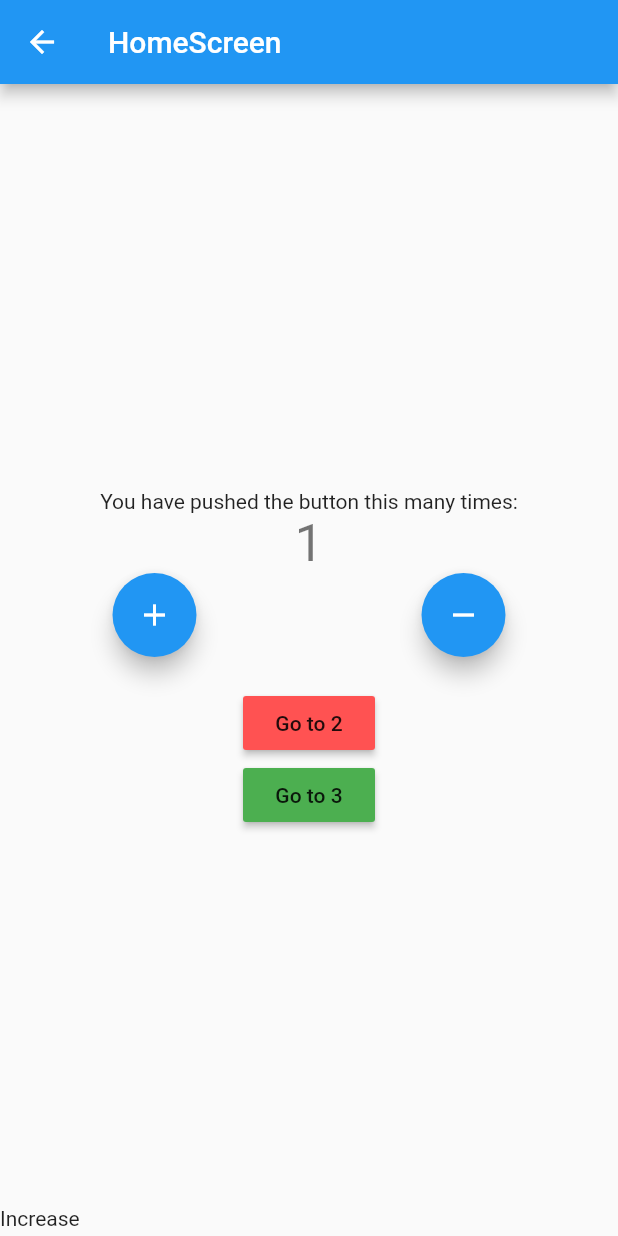
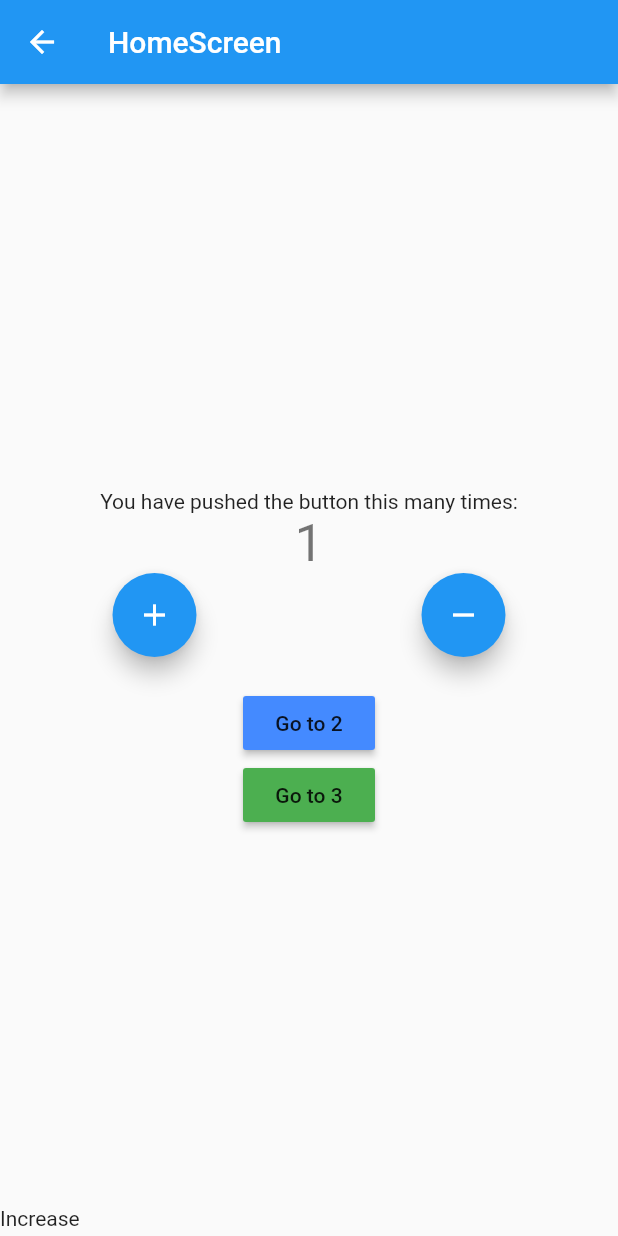
Before and after one commit to phongtran11/Learn-flutter, a Flutter app: the screen it shows after launch, after a tap on the "add" icon, on a phone screen of 412 x 824 dp. Run offline on Flutter 3.47's test engine with Material 2 defaults, Android fonts, the phone set to English and light mode, and no system bars; our stand-ins replace bloc, equatable, flutter_bloc.

Commit message:
mange cubit flow route

```diff
--- a/lib/main.dart
+++ b/lib/main.dart
@@ -4,47 +4,23 @@ import 'package:flutter_app/persentation/screens/second_screen.dart';
 import 'package:flutter_app/persentation/screens/third_screen.dart';
 import 'package:flutter_bloc/flutter_bloc.dart';
 
+import 'persentation/router/app_router.dart';
 import 'persentation/screens/home_screen.dart';
 
 void main() {
-  runApp(const MyApp());
+  runApp(MyApp());
 }
 
-class MyApp extends StatefulWidget {
-  const MyApp({Key? key}) : super(key: key);
-
-  @override
-  State<MyApp> createState() => _MyAppState();
-}
-
-class _MyAppState extends State<MyApp> {
-  // This widget is the root of your application.
-  final CounterCubit _counterCubit = CounterCubit();
+class MyApp extends StatelessWidget {
+  final AppRouter _appRouter = AppRouter();
 
   @override
   Widget build(BuildContext context) {
-    return MaterialApp(
-      routes: {
-        '/': (context) => BlocProvider.value(
-              value: _counterCubit,
-              child: const HomeScreen(
-                  title: 'HomeScreen', color: Colors.redAccent),
-            ),
-        '/second': (context) => BlocProvider.value(
-              value: _counterCubit,
-              child: const SecondScreen(title: 'second', color: Colors.blue),
-            ),
-        '/third': (context) => BlocProvider.value(
-              value: _counterCubit,
-              child: const ThirdScreen(title: 'third', color: Colors.orange),
-            ),
-      },
+    return BlocProvider(
+      create: (context) => CounterCubit(),
+      child: MaterialApp(
+        onGenerateRoute: _appRouter.onGenerateRoute,
+      ),
     );
   }
-
-  @override
-  void dispose() {
-    _counterCubit.close();
-    super.dispose();
-  }
 }
--- /dev/null
+++ b/lib/persentation/router/app_router.dart
@@ -0,0 +1,52 @@
+import 'package:flutter/cupertino.dart';
+import 'package:flutter/material.dart';
+import 'package:flutter_app/logic/cubit/counter_cubit.dart';
+import 'package:flutter_app/persentation/screens/home_screen.dart';
+import 'package:flutter_app/persentation/screens/second_screen.dart';
+import 'package:flutter_app/persentation/screens/third_screen.dart';
+import 'package:flutter_bloc/flutter_bloc.dart';
+
+class AppRouter {
+  final CounterCubit _counterCubit = CounterCubit();
+
+  Route? onGenerateRoute(RouteSettings routeSettings) {
+    switch (routeSettings.name) {
+      case '/':
+        return MaterialPageRoute(
+          builder: (_) => BlocProvider.value(
+            value: _counterCubit,
+            child: const HomeScreen(
+              title: 'HomeScreen',
+              color: Colors.blueAccent,
+            ),
+          ),
+        );
+      case '/second':
+        return MaterialPageRoute(
+          builder: (_) => BlocProvider.value(
+            value: _counterCubit,
+            child: const SecondScreen(
+              title: 'SecondScreen',
+              color: Colors.red,
+            ),
+          ),
+        );
+      case '/third':
+        return MaterialPageRoute(
+          builder: (_) => BlocProvider.value(
+            value: _counterCubit,
+            child: const ThirdScreen(
+              title: 'third',
+              color: Colors.red,
+            ),
+          ),
+        );
+      default:
+        return null;
+    }
+  }
+
+  void dispose() {
+    _counterCubit.close();
+  }
+}
```
